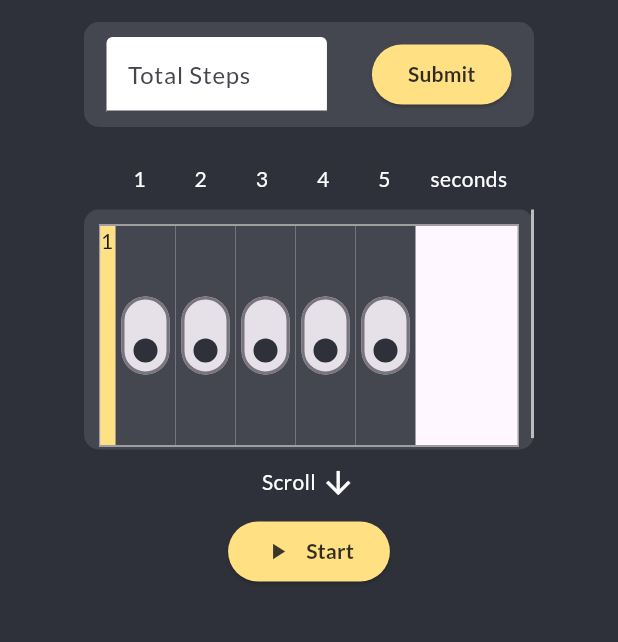
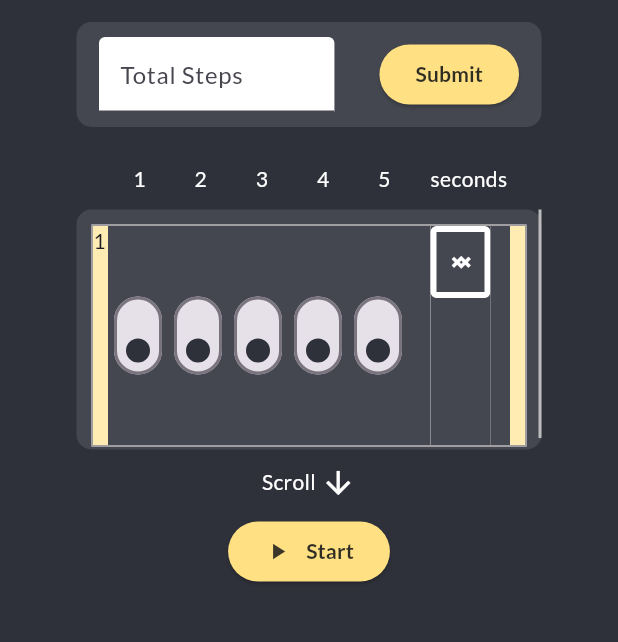
Before and after one commit to achintyapro03/ClawBOT, a Flutter app: the screen it shows after launch, after a tap on the "autorenew" icon, on a phone screen of 412 x 824 dp, the part 455-1097 px from its top. Run offline on Flutter 3.47's test engine with Material 2 defaults, Android fonts, the phone set to English and light mode, and no system bars; drawn by our look-alikes of flutter_spinbox; our stand-ins replace flutter_hooks, google_fonts.

Commit message:
custom mode done

```diff
--- a/lib/main.dart
+++ b/lib/main.dart
@@ -53,6 +53,7 @@ class HomePageHook extends HookWidget {
     var stepQueryState =
         List.generate(15, (_) => List.generate(5, (_) => useState(false)));
 
+    var secondsState = List.generate(15, (_) => useState(0));
     final List<bool> stdState = <bool>[false, true];
 
     useEffect(() {
@@ -79,6 +80,7 @@ class HomePageHook extends HookWidget {
       if (isPlaying.value == true) {
         print("yeah boi now playing");
         print(stepQueryState);
+        print(secondsState);
       }
       print("Play / pause mode - ${isPlaying.value}");
 
@@ -202,6 +204,7 @@ class HomePageHook extends HookWidget {
                     : CustomPageHook(
                         stepQueryState: stepQueryState,
                         isPlaying: isPlaying,
+                        secondsState: secondsState,
                       ),
               ),
             ],
--- a/lib/pages/custom_page.dart
+++ b/lib/pages/custom_page.dart
@@ -21,11 +21,15 @@ var col = [
 
 class CustomPageHook extends HookWidget {
   CustomPageHook(
-      {Key? key, required this.stepQueryState, required this.isPlaying})
+      {Key? key,
+      required this.stepQueryState,
+      required this.secondsState,
+      required this.isPlaying})
       : super(key: key);
 
   // final _formKey = GlobalKey<FormState>();
   var stepQueryState;
+  var secondsState;
   var isPlaying;
 
   @override
@@ -72,10 +76,12 @@ class CustomPageHook extends HookWidget {
               height: 5,
               width: 500,
             ),
-            Form(
+            AbsorbPointer(
+              absorbing: isPlaying.value,
+              child: Form(
                 key: _formKey,
                 child: Container(
-                width: 300,
+                  width: 310,
                   height: 70,
                   decoration: BoxDecoration(
                     color: col[4],
@@ -89,7 +95,7 @@ class CustomPageHook extends HookWidget {
                         width: 15,
                       ),
                       Expanded(
-                      child: TextFormField(
+                        child: TextField(
                           onChanged: (value) {
                             print(int.parse(value));
                             numberOfSteps.value = value;
@@ -118,7 +124,7 @@ class CustomPageHook extends HookWidget {
                         ),
                         onPressed: () {
                           // addStepQuery(int.parse(numberOfSteps.value));
-                        intOfSteps.value = int.parse(numberOfSteps.value);
+                          intOfSteps.value = int.parse(numberOfSteps.value) - 1;
                         },
                         child: Text(
                           'Submit',
@@ -135,6 +141,7 @@ class CustomPageHook extends HookWidget {
                   ),
                 ),
               ),
+            ),
             const SizedBox(
               height: 25,
             ),
@@ -147,9 +154,11 @@ class CustomPageHook extends HookWidget {
             const SizedBox(
               height: 10,
             ),
-            Container(
+            AbsorbPointer(
+              absorbing: isPlaying.value,
+              child: Container(
                 height: 160,
-              width: 300,
+                width: 310,
                 decoration: BoxDecoration(
                   color: col[4],
                   borderRadius: BorderRadius.circular(10),
@@ -174,9 +183,11 @@ class CustomPageHook extends HookWidget {
                             StepQueryHook(
                               nums: i + 1,
                               lights: stepQueryState[i],
+                              seconds: secondsState[i],
                             )
                           ],
                         ],
+                      ),
                     ),
                   ),
                 ),
--- a/lib/widgets/my_spinner.dart
+++ b/lib/widgets/my_spinner.dart
@@ -10,14 +10,14 @@ var col = [
 ];
 
 class MySpinner extends StatefulWidget {
-  const MySpinner({super.key});
+  MySpinner({super.key, required this.seconds});
 
+  var seconds;
   @override
   State<MySpinner> createState() => MySpinnerState();
 }
 
 class MySpinnerState extends State<MySpinner> {
-  int seconds = 0;
   @override
   Widget build(BuildContext context) {
     return Material(
@@ -44,9 +44,9 @@ class MySpinnerState extends State<MySpinner> {
             color: Colors.white,
           ),
           onChanged: (value) {
-            setState(() {
-              seconds = value.round();
-            });
+            // setState(() {
+            widget.seconds.value = value.round();
+            // });
           },
           // iconColor: Colors.black,
 
--- a/lib/widgets/step_query.dart
+++ b/lib/widgets/step_query.dart
@@ -14,12 +14,17 @@ var col = [
 ];
 
 class StepQueryHook extends HookWidget {
-  const StepQueryHook({Key? key, required this.nums, required this.lights})
-      : super(key: key);
+  const StepQueryHook({
+    Key? key,
+    required this.nums,
+    required this.lights,
+    required this.seconds,
+  }) : super(key: key);
 
   // const StepQueryHook({super.key, required this.num});
   final int nums;
   final lights;
+  final seconds;
 
   @override
   Widget build(BuildContext context) {
@@ -35,18 +40,9 @@ class StepQueryHook extends HookWidget {
             Container(
               height: 146,
               width: 10,
-              color: Colors.amber[200],
+              color: Colors.amber[100],
               child: Text(nums.toString()),
             ),
-            // RotatedBox(
-            //   quarterTurns: 3,
-            //   child: Container(
-            //     width: 146,
-            //     color: col[4],
-            //     child: SwitchHook(light: lights[0]),
-            //   ),
-            // ),
-
             for (int i = 0; i < 5; i++) ...[
               RotatedBox(
                 quarterTurns: 3,
@@ -57,66 +53,27 @@ class StepQueryHook extends HookWidget {
                 ),
               ),
             ],
-            // RotatedBox(
-            //   quarterTurns: 3,
-            //   child: Container(
-            //     width: 146,
-            //     color: col[4],
-            //     child: MySwitch(light: lights[1]),
-            //   ),
-            // ),
-            // RotatedBox(
-            //   quarterTurns: 3,
-            //   child: Container(
-            //     width: 146,
-            //     color: col[4],
-            //     child: MySwitch(light: lights[2]),
-            //   ),
-            // ),
-            // RotatedBox(
-            //   quarterTurns: 3,
-            //   child: Container(
-            //     width: 146,
-            //     color: col[4],
-            //     child: MySwitch(light: lights[3]),
-            //   ),
-            // ),
-            // RotatedBox(
-            //   quarterTurns: 3,
-            //   child: Container(
-            //     width: 146,
-            //     color: col[4],
-            //     child: MySwitch(light: lights[4]),
-            //   ),
-            // ),
-            // Container(
-            //   width: 15,
-            //   height: 146,
-            //   color: col[4],
-            // ),
-            // const MySpinner(),
-            // Container(
-            //   width: 13,
-            //   height: 146,
-            //   color: col[4],
-            // ),
+            Container(
+              width: 15,
+              height: 146,
+              color: col[4],
+            ),
+            MySpinner(
+              seconds: seconds,
+            ),
+            Container(
+              width: 13,
+              height: 146,
+              color: col[4],
+            ),
+            Container(
+              width: 10,
+              height: 146,
+              color: Colors.amber[100],
+            ),
           ],
         ),
       ),
     );
   }
 }
-
-// class StepQueryHook extends HookWidget {
-//   const StepQueryHook({Key? key, required this.nums, required this.lights})
-//       : super(key: key);
-
-//   // const StepQueryHook({super.key, required this.num});
-//   final int nums;
-//   final lights;
-
-//   @override
-//   Widget build(BuildContext context) {
-//     return Material(child: Text("kkk"));
-//   }
-// }
```
Lines whose indentation alone changed are shown as unchanged.
